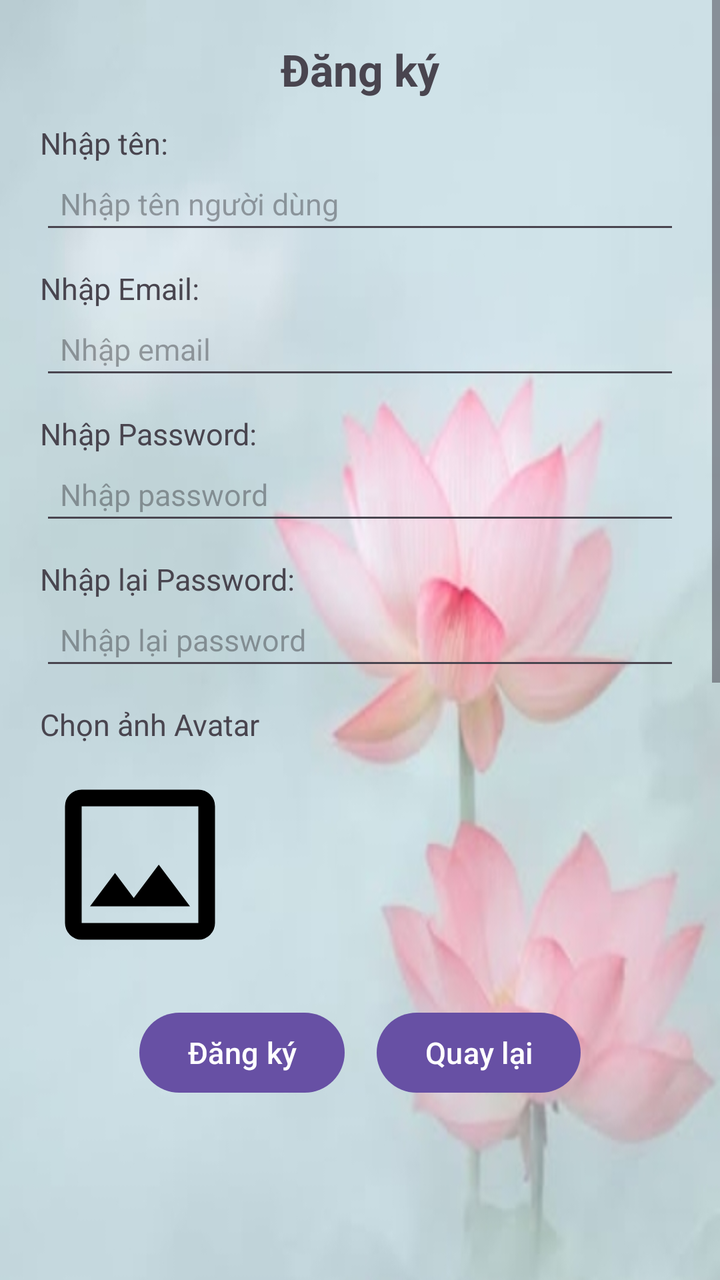
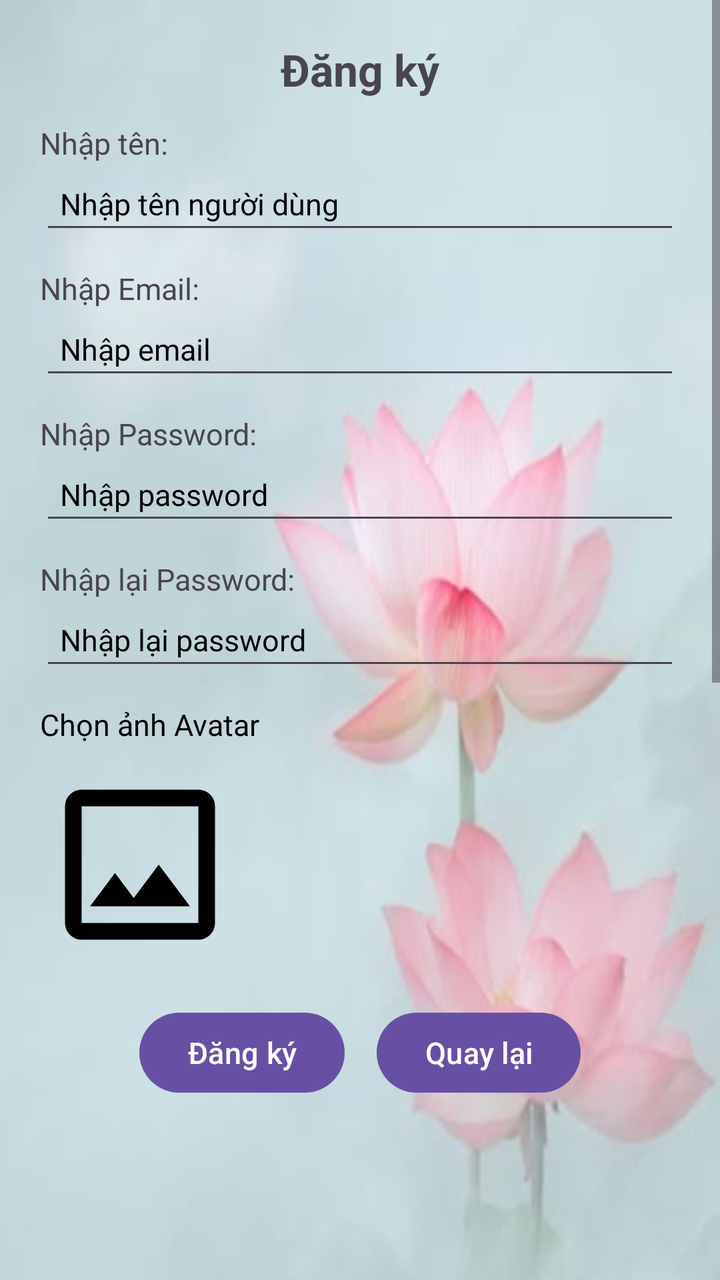

Compare the two renders of this Android layout. The source of the first and the diff that turns it into the second are given below.
<!-- AndroidManifest.xml: application theme Theme.BTLAPP -->
<!-- res/layout/custom_register.xml -->
<?xml version="1.0" encoding="utf-8"?>
<ScrollView xmlns:android="http://schemas.android.com/apk/res/android"
    android:layout_width="match_parent"
    android:layout_height="wrap_content">

    <LinearLayout
        android:layout_width="match_parent"
        android:layout_height="wrap_content"
        android:orientation="vertical"
        android:background="@drawable/bg_register"
        android:padding="20dp">

        <TextView
            android:layout_gravity="center"
            android:id="@+id/lblTitleDialog"
            android:layout_width="wrap_content"
            android:layout_height="wrap_content"
            android:text="Đăng ký"
            android:textSize="22sp"
            android:textStyle="bold" />

        <TextView
            android:id="@+id/lblNameRegister"
            android:layout_width="wrap_content"
            android:layout_height="wrap_content"
            android:layout_marginTop="12dp"
            android:text="Nhập tên:"
            android:textSize="15sp" />

        <EditText
            android:id="@+id/txtNameRegister"
            android:layout_width="match_parent"
            android:layout_height="wrap_content"
            android:hint="Nhập tên người dùng"
            android:padding="10dp"
            android:textSize="15sp" />

        <TextView
            android:id="@+id/lblEmailRegister"
            android:layout_width="wrap_content"
            android:layout_height="wrap_content"
            android:layout_marginTop="12dp"
            android:text="Nhập Email:"
            android:textSize="15sp" />

        <EditText
            android:id="@+id/txtEmailRegister"
            android:layout_width="match_parent"
            android:layout_height="wrap_content"
            android:hint="Nhập email"
            android:inputType="textEmailAddress"
            android:padding="10dp"
            android:textSize="15sp" />

        <TextView
            android:id="@+id/lblPasswordRegister"
            android:layout_width="wrap_content"
            android:layout_height="wrap_content"
            android:layout_marginTop="12dp"
            android:text="Nhập Password:"
            android:textSize="15sp" />

        <EditText
            android:id="@+id/txtPasswordRegister"
            android:layout_width="match_parent"
            android:layout_height="wrap_content"
            android:hint="Nhập password"
            android:inputType="textPassword"
            android:padding="10dp"
            android:textSize="15sp" />

        <TextView
            android:id="@+id/lblRePasswordRegister"
            android:layout_width="wrap_content"
            android:layout_height="wrap_content"
            android:layout_marginTop="12dp"
            android:text="Nhập lại Password:"
            android:textSize="15sp" />

        <EditText
            android:id="@+id/txtRePasswordRegister"
            android:layout_width="match_parent"
            android:layout_height="wrap_content"
            android:hint="Nhập lại password"
            android:inputType="textPassword"
            android:padding="10dp"
            android:textSize="15sp" />

        <TextView
            android:id="@+id/txtErrorRePass"
            android:layout_width="wrap_content"
            android:layout_height="wrap_content"
            android:text="Mật khẩu không khớp!"
            android:textColor="#FF0000"
            android:textSize="12sp"
            android:visibility="gone" />

        <TextView
            android:id="@+id/lblSelectImage"
            android:layout_width="wrap_content"
            android:layout_height="wrap_content"
            android:layout_marginTop="12dp"
            android:text="Chọn ảnh Avatar"
            android:textSize="15sp" />

        <ImageButton
            android:id="@+id/ImgBtnAvarta"
            android:layout_width="100dp"
            android:layout_height="100dp"
            android:layout_marginTop="10dp"
            android:background="@android:color/transparent"
            android:scaleType="centerCrop"
            android:src="@drawable/select_image_24" />

        <LinearLayout
            android:layout_width="match_parent"
            android:layout_height="wrap_content"
            android:layout_marginTop="20dp"
            android:gravity="center"
            android:orientation="horizontal">

            <Button
                android:id="@+id/btnOKRegister"
                android:layout_width="wrap_content"
                android:layout_height="wrap_content"
                android:text="Đăng ký"
                android:textSize="15sp" />

            <Button
                android:id="@+id/btnCancelRegister"
                android:layout_width="wrap_content"
                android:layout_height="wrap_content"
                android:layout_marginStart="16dp"
                android:text="Quay lại"
                android:textSize="15sp" />

        </LinearLayout>

    </LinearLayout>

</ScrollView>
<!-- resources referenced by this layout -->
<resources>
  <!-- drawable bg_register: png bitmap (drawable, 358153 bytes) -->
  <!-- drawable select_image_24 (drawable) -->
  <vector xmlns:android="http://schemas.android.com/apk/res/android" android:height="24dp" android:tint="#000000" android:viewportHeight="960" android:viewportWidth="960" android:width="24dp">
        
      <path android:fillColor="@android:color/white" android:pathData="M200,840Q167,840 143.5,816.5Q120,793 120,760L120,200Q120,167 143.5,143.5Q167,120 200,120L760,120Q793,120 816.5,143.5Q840,167 840,200L840,760Q840,793 816.5,816.5Q793,840 760,840L200,840ZM200,760L760,760Q760,760 760,760Q760,760 760,760L760,200Q760,200 760,200Q760,200 760,200L200,200Q200,200 200,200Q200,200 200,200L200,760Q200,760 200,760Q200,760 200,760ZM240,680L720,680L570,480L450,640L360,520L240,680ZM200,760Q200,760 200,760Q200,760 200,760L200,200Q200,200 200,200Q200,200 200,200L200,200Q200,200 200,200Q200,200 200,200L200,760Q200,760 200,760Q200,760 200,760Z"/>
      
  </vector>
  <style name="Theme.BTLAPP" parent="Base.Theme.BTLAPP" />
  <style name="Base.Theme.BTLAPP" parent="Theme.Material3.DayNight.NoActionBar">
          
          
      </style>
</resources>

<!-- the commit's change to res/layout/custom_register.xml (unified diff, before → after) -->
@@ -32,6 +32,8 @@
             android:layout_width="match_parent"
             android:layout_height="wrap_content"
             android:hint="Nhập tên người dùng"
+            android:textColorHint="@color/black"
+            android:textColor="@color/black"
             android:padding="10dp"
             android:textSize="15sp" />
 
@@ -48,6 +50,8 @@
             android:layout_width="match_parent"
             android:layout_height="wrap_content"
             android:hint="Nhập email"
+            android:textColorHint="@color/black"
+            android:textColor="@color/black"
             android:inputType="textEmailAddress"
             android:padding="10dp"
             android:textSize="15sp" />
@@ -65,6 +69,8 @@
             android:layout_width="match_parent"
             android:layout_height="wrap_content"
             android:hint="Nhập password"
+            android:textColor="@color/black"
+            android:textColorHint="@color/black"
             android:inputType="textPassword"
             android:padding="10dp"
             android:textSize="15sp" />
@@ -82,6 +88,8 @@
             android:layout_width="match_parent"
             android:layout_height="wrap_content"
             android:hint="Nhập lại password"
+            android:textColor="@color/black"
+            android:textColorHint="@color/black"
             android:inputType="textPassword"
             android:padding="10dp"
             android:textSize="15sp" />
@@ -101,6 +109,7 @@
             android:layout_height="wrap_content"
             android:layout_marginTop="12dp"
             android:text="Chọn ảnh Avatar"
+            android:textColor="@color/black"
             android:textSize="15sp" />
 
         <ImageButton
<!-- resource entries referenced after the edit -->
@@ -1,5 +1,6 @@
 <!-- resources referenced by this layout -->
 <resources>
+  <color name="black">#FF000000</color>
   <!-- drawable bg_register: png bitmap (drawable, 358153 bytes) -->
   <!-- drawable select_image_24 (drawable) -->
   <vector xmlns:android="http://schemas.android.com/apk/res/android" android:height="24dp" android:tint="#000000" android:viewportHeight="960" android:viewportWidth="960" android:width="24dp">
